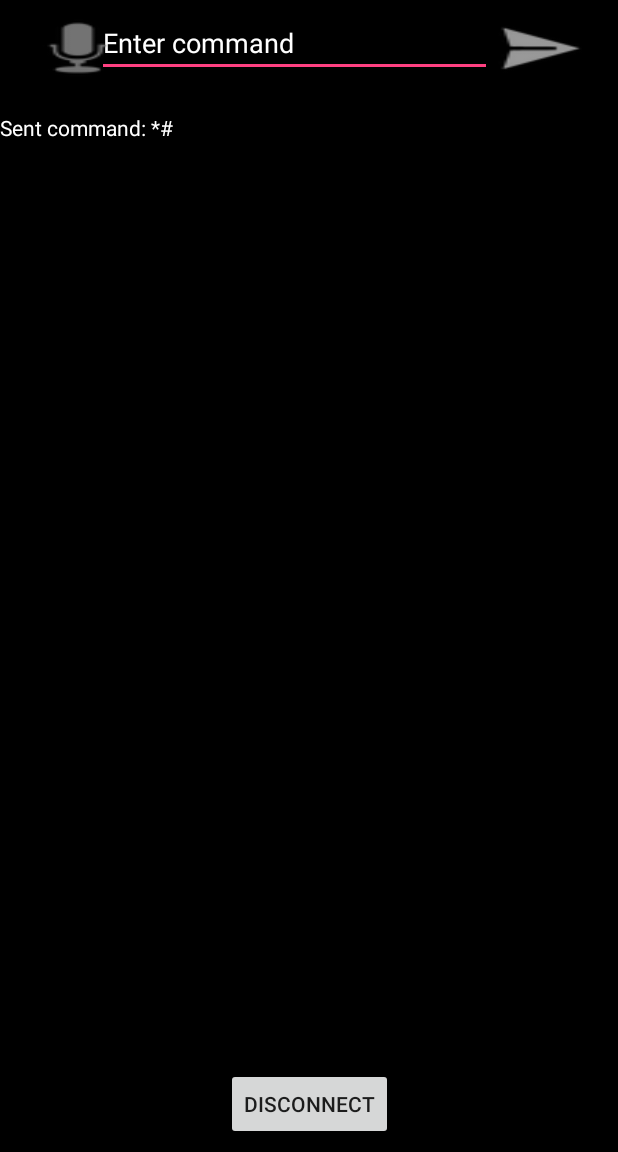
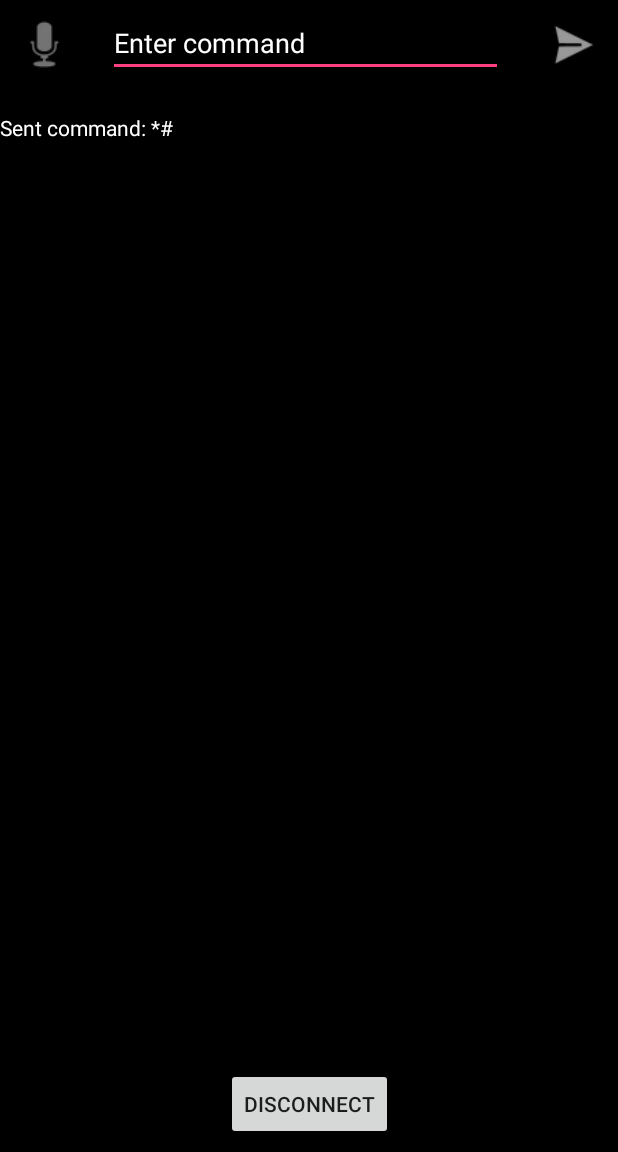
Before and after one commit to aravindarc/Androl, an Android app: the VoiceActivity screen opened directly, with no data from a screen before it, after a tap on "DISCONNECT", on a phone screen of 412 x 824 dp, the part 84-1236 px from its top. Run offline under Robolectric (Android 15) with nearby library versions, the light colour scheme and no system bars; 4 statements that could not run were skipped; 2 other taps on this screen came first.

Commit message:
Splash screen added

```diff
--- a/app/src/main/java/com/example/aravi/androl/MainActivity.java
+++ b/app/src/main/java/com/example/aravi/androl/MainActivity.java
@@ -17,7 +17,7 @@
 import java.util.Set;
 import java.util.UUID;
 
-public class MainActivity extends AppCompatActivity {
+public class    MainActivity extends AppCompatActivity {
     public static String DEVICE_NAME = "HC-05";
     private final UUID PORT_UUID = UUID.fromString("00001101-0000-1000-8000-00805F9B34FB");
     private BluetoothDevice device;
--- /dev/null
+++ b/app/src/main/res/drawable/splash.xml
@@ -0,0 +1,10 @@
+<?xml version="1.0" encoding="utf-8"?>
+    <layer-list
+    xmlns:android="http://schemas.android.com/apk/res/android">
+    <item android:drawable="@android:color/black" />
+    <item>
+        <bitmap
+            android:src="@drawable/androl_png"
+            android:gravity="fill" />
+    </item>
+</layer-list>
--- a/app/src/main/res/layout/activity_voice.xml
+++ b/app/src/main/res/layout/activity_voice.xml
@@ -10,26 +10,26 @@
     <Button
         android:id="@+id/button8"
         style="@style/Widget.AppCompat.Button"
-        android:layout_width="88dp"
-        android:layout_height="48dp"
+        android:layout_width="43dp"
+        android:layout_height="43dp"
         android:layout_marginLeft="8dp"
+        android:layout_marginStart="8dp"
         android:layout_marginTop="8dp"
         android:background="@android:drawable/ic_btn_speak_now"
         app:layout_constraintLeft_toLeftOf="parent"
-        app:layout_constraintTop_toTopOf="parent"
-        android:layout_marginStart="8dp" />
+        app:layout_constraintTop_toTopOf="parent" />
 
     <Button
         android:id="@+id/button9"
-        android:layout_width="88dp"
-        android:layout_height="48dp"
+        android:layout_width="43dp"
+        android:layout_height="43dp"
+        android:layout_marginEnd="8dp"
         android:layout_marginRight="8dp"
         android:layout_marginTop="8dp"
         android:background="@android:drawable/ic_menu_send"
+        android:onClick="onClickMethodVoiceSend"
         app:layout_constraintRight_toRightOf="parent"
-        app:layout_constraintTop_toTopOf="parent"
-        android:onClick="onClickMethodVoiceSend"
-        android:layout_marginEnd="8dp" />
+        app:layout_constraintTop_toTopOf="parent" />
 
     <EditText
         android:id="@+id/editText3"
@@ -43,7 +43,7 @@
         android:inputType="textPersonName"
         android:textColorHint="@android:color/white"
         android:textColor="@android:color/white"
-        app:layout_constraintHorizontal_bias="0.666"
+        app:layout_constraintHorizontal_bias="0.428"
         app:layout_constraintLeft_toRightOf="@+id/button8"
         app:layout_constraintRight_toLeftOf="@+id/button9"
         app:layout_constraintTop_toTopOf="parent"
--- a/app/src/main/res/values/styles.xml
+++ b/app/src/main/res/values/styles.xml
@@ -8,4 +8,8 @@
         <item name="colorAccent">@color/colorAccent</item>
     </style>
 
+    <!-- Splash screen theme. -->
+    <style name="SplashTheme" parent="Theme.AppCompat.NoActionBar">
+        <item name="android:windowBackground">@drawable/splash</item>
+    </style>
 </resources>
```
Also changed, not shown: app/src/main/AndroidManifest.xml (+7 -4 lines), app/src/main/java/com/example/aravi/androl/SplashActivity.java (added, +19 -0 lines), app/src/main/res/drawable/androl.png (added), app/src/main/res/drawable/androl_png.png (added).
